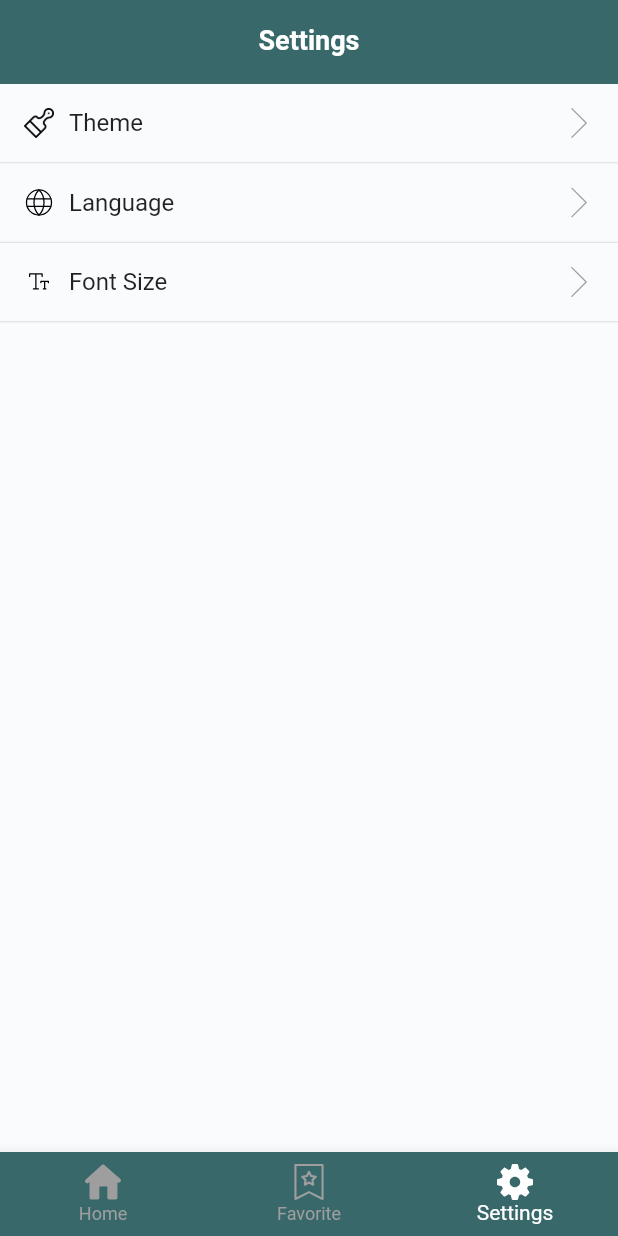
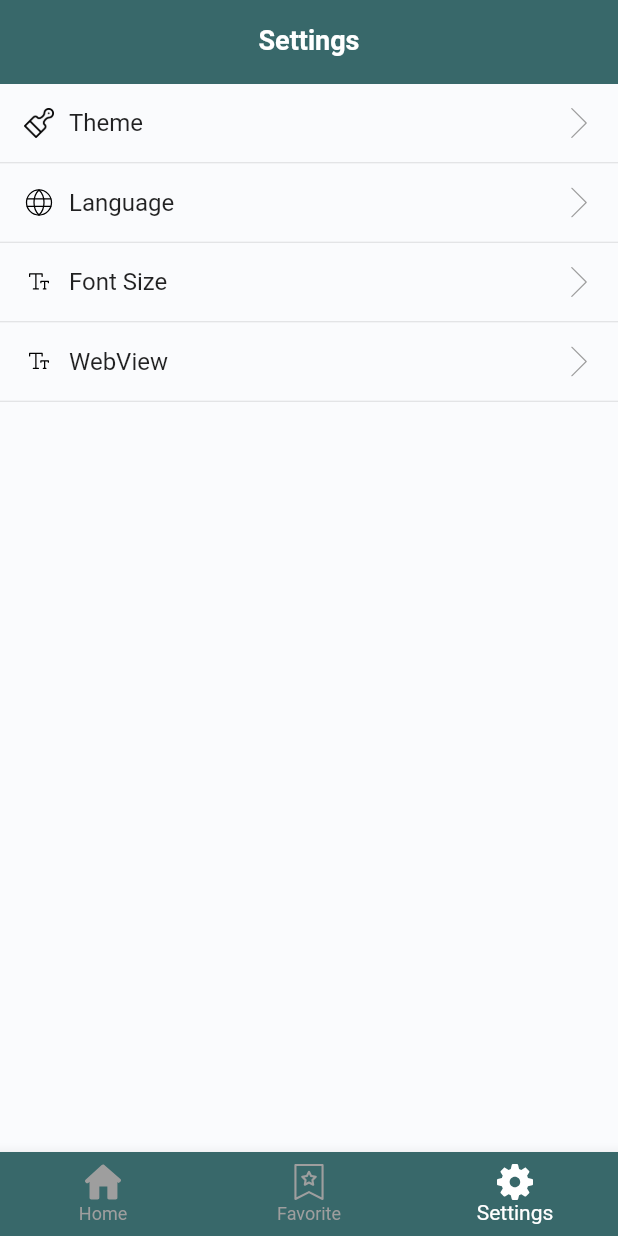
Before and after one commit to hasancse91/flutter_getx_template, a Flutter app: the screen it shows after launch, item 3 of the bottom bar chosen, on a phone screen of 412 x 824 dp. Run offline on Flutter 3.47's test engine with Material 2 defaults, Android fonts, the phone set to English and light mode, and no system bars; our stand-ins replace decimal, dio, flutter_easyrefresh, flutter_svg, fluttertoast, get and 5 more; missing offline and left inert: rational; network calls fail.

Commit message:
feat:  新增webview

```diff
--- a/lib/app/core/utils/utils.dart
+++ b/lib/app/core/utils/utils.dart
@@ -5,9 +5,11 @@ export './json_util.dart';
 export './money_util.dart';
 export './num_util.dart';
 export './object_util.dart';
+export './platform_util.dart';
 export './regex_util.dart';
 export './screen_util.dart';
 export './text_util.dart';
 export './timeline_util.dart';
 export './timer_util.dart';
 export './widget_util.dart';
+export './common_util.dart';
--- a/lib/app/modules/home/views/home_view.dart
+++ b/lib/app/modules/home/views/home_view.dart
@@ -3,7 +3,6 @@ import 'package:flutter_easyrefresh/easy_refresh.dart';
 import 'package:get/get.dart';
 
 import '/app/core/base/base_view.dart';
-import '/app/core/values/app_values.dart';
 import '/app/core/widget/custom_app_bar.dart';
 import '/app/modules/home/controllers/home_controller.dart';
 import '/app/modules/home/widget/item_github_project.dart';
@@ -22,31 +21,26 @@ class HomeView extends BaseView<HomeController> {
 
   @override
   Widget body(BuildContext context) {
-    return EasyRefresh(
-      child: Padding(
-        padding: const EdgeInsets.all(AppValues.padding),
-        child: Obx(
-          () => ListView.separated(
-            shrinkWrap: true,
-            itemCount: controller.projectList.length,
-            primary: false,
-            physics: const NeverScrollableScrollPhysics(),
-            itemBuilder: (context, index) {
-              var model = controller.projectList[index];
-
-              return ItemGithubProject(dataModel: model);
-            },
-            separatorBuilder: (BuildContext context, int index) =>
-                const SizedBox(height: AppValues.smallMargin),
-          ),
-        ),
-      ),
+    return Obx(() => EasyRefresh.custom(
+          header: BallPulseHeader(),
+          footer: BallPulseFooter(),
           onRefresh: () async {
             controller.onRefreshPage();
           },
           onLoad: () async {
             controller.onLoadNextPage();
           },
-    );
+          slivers: [
+            SliverList(
+              delegate: SliverChildBuilderDelegate(
+                (context, index) {
+                  var model = controller.projectList[index];
+                  return ItemGithubProject(dataModel: model);
+                },
+                childCount: controller.projectList.length,
+              ),
+            ),
+          ],
+        ));
   }
 }
--- a/lib/app/modules/settings/views/settings_view.dart
+++ b/lib/app/modules/settings/views/settings_view.dart
@@ -41,6 +41,13 @@ class SettingsView extends BaseView<SettingsController> {
           onTap: _onFontSizeItemClicked,
         ),
         _getHorizontalDivider(),
+        ItemSettings(
+          title: "WebView",
+          prefixImage: 'ic_font_size.svg',
+          suffixImage: 'arrow_forward.svg',
+          onTap: _onWebViewItemClicked,
+        ),
+        _getHorizontalDivider(),
       ],
     );
   }
@@ -65,4 +72,9 @@ class SettingsView extends BaseView<SettingsController> {
   void _onFontSizeItemClicked() {
     showToast('Font Size: Development in progress');
   }
+
+  void _onWebViewItemClicked() {
+    Get.toNamed("/web?url=https://flutter.dev",
+        arguments: {'url': 'https://flutter.dev'});
+  }
 }
--- /dev/null
+++ b/lib/app/modules/splash/views/splash_view.dart
@@ -0,0 +1,22 @@
+import 'package:flutter/material.dart';
+import 'package:get/get.dart';
+
+import '/app/core/base/base_view.dart';
+import '/app/modules/splash/controllers/splash_controller.dart';
+
+class SplashView extends BaseView<SplashController> {
+  @override
+  PreferredSizeWidget? appBar(BuildContext context) {
+    return null;
+  }
+
+  @override
+  Widget body(BuildContext context) {
+    return const Center(
+      child: Text(
+        'SplashView is working',
+        style: TextStyle(fontSize: 20),
+      ),
+    );
+  }
+}
--- /dev/null
+++ b/lib/app/modules/web/views/web_view.dart
@@ -0,0 +1,19 @@
+import 'package:flutter/material.dart';
+import 'package:get/get.dart';
+import 'package:webview_flutter/webview_flutter.dart';
+
+import '/app/core/base/base_view.dart';
+import '/app/modules/web/controllers/web_controller.dart';
+import '/app/core/widget/custom_app_bar.dart';
+
+class WebView extends BaseView<WebController> {
+  @override
+  PreferredSizeWidget? appBar(BuildContext context) {
+    return CustomAppBar(appBarTitleText: "webview");
+  }
+
+  @override
+  Widget body(BuildContext context) {
+    return WebViewWidget(controller: controller.webController);
+  }
+}
--- a/lib/app/routes/app_pages.dart
+++ b/lib/app/routes/app_pages.dart
@@ -1,5 +1,7 @@
 import 'package:get/get.dart';
 
+import '../modules/web/bindings/web_binding.dart';
+import '../modules/web/views/web_view.dart';
 import '/app/modules/favorite/bindings/favorite_binding.dart';
 import '/app/modules/favorite/views/favorite_view.dart';
 import '/app/modules/home/bindings/home_binding.dart';
@@ -12,19 +14,28 @@ import '/app/modules/project_details/bindings/project_details_binding.dart';
 import '/app/modules/project_details/views/project_details_view.dart';
 import '/app/modules/settings/bindings/settings_binding.dart';
 import '/app/modules/settings/views/settings_view.dart';
+import '/app/modules/splash/bindings/splash_binding.dart';
+import '/app/modules/splash/views/splash_view.dart';
 
 part 'app_routes.dart';
 
 class AppPages {
   AppPages._();
 
-  static const INITIAL = Routes.MAIN;
+  static const INITIAL = Routes.SPLASH;
 
   static final routes = [
+    GetPage(
+      name: _Paths.SPLASH,
+      page: () => SplashView(),
+      binding: SplashBinding(),
+      transition: Transition.fade,
+    ),
     GetPage(
       name: _Paths.MAIN,
       page: () => MainView(),
       binding: MainBinding(),
+      transition: Transition.fade,
     ),
     GetPage(
       name: _Paths.HOME,
@@ -51,5 +62,10 @@ class AppPages {
       page: () => ProjectDetailsView(),
       binding: ProjectDetailsBinding(),
     ),
+    GetPage(
+      name: _Paths.WEB,
+      page: () => WebView(),
+      binding: WebBinding(),
+    ),
   ];
 }
--- a/lib/app/routes/app_routes.dart
+++ b/lib/app/routes/app_routes.dart
@@ -10,13 +10,17 @@ abstract class Routes {
   static const SETTINGS = _Paths.SETTINGS;
   static const OTHER = _Paths.OTHER;
   static const PROJECT_DETAILS = _Paths.PROJECT_DETAILS;
+  static const SPLASH = _Paths.SPLASH;
+  static const WEB = _Paths.WEB;
 }
 
 abstract class _Paths {
+  static const SPLASH = '/splash';
   static const MAIN = '/main';
   static const HOME = '/home';
   static const FAVORITE = '/favorite';
   static const SETTINGS = '/settings';
   static const OTHER = '/other';
   static const PROJECT_DETAILS = '/project-details';
+  static const WEB = '/web';
 }
--- a/pubspec.yaml
+++ b/pubspec.yaml
@@ -28,6 +28,9 @@ dependencies:
   synchronized: ^3.0.0+3
   url_launcher: ^6.1.10
   flutter_easyrefresh: ^2.2.2
+  package_info_plus: ^3.1.2
+  webview_flutter: ^4.0.7
+  webview_flutter_web: ^0.2.2+1
 
 dev_dependencies:
   build_runner: any
```
Also changed, not shown: lib/app/core/utils/common_util.dart (added, +33 -0 lines), lib/app/core/utils/platform_util.dart (added, +48 -0 lines), lib/app/modules/splash/bindings/splash_binding.dart (added, +12 -0 lines), lib/app/modules/splash/controllers/splash_controller.dart (added, +14 -0 lines), lib/app/modules/web/bindings/web_binding.dart (added, +12 -0 lines), lib/app/modules/web/controllers/web_controller.dart (added, +45 -0 lines), pubspec.lock, 1 other file. Lines whose indentation alone changed are shown as unchanged.
